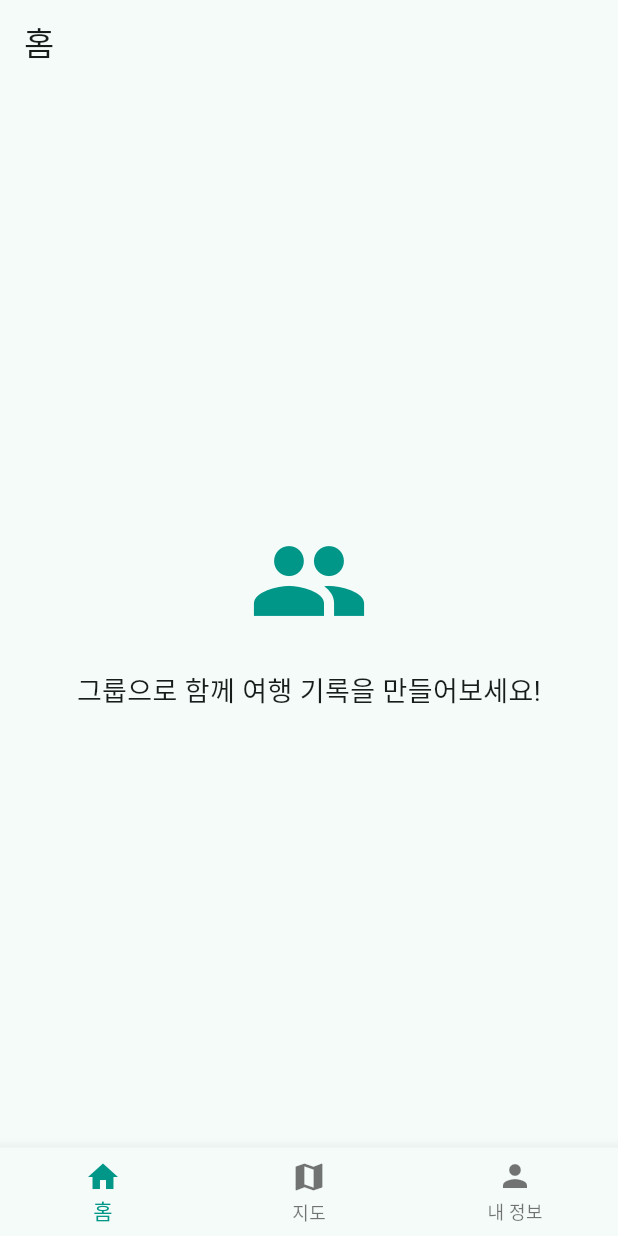
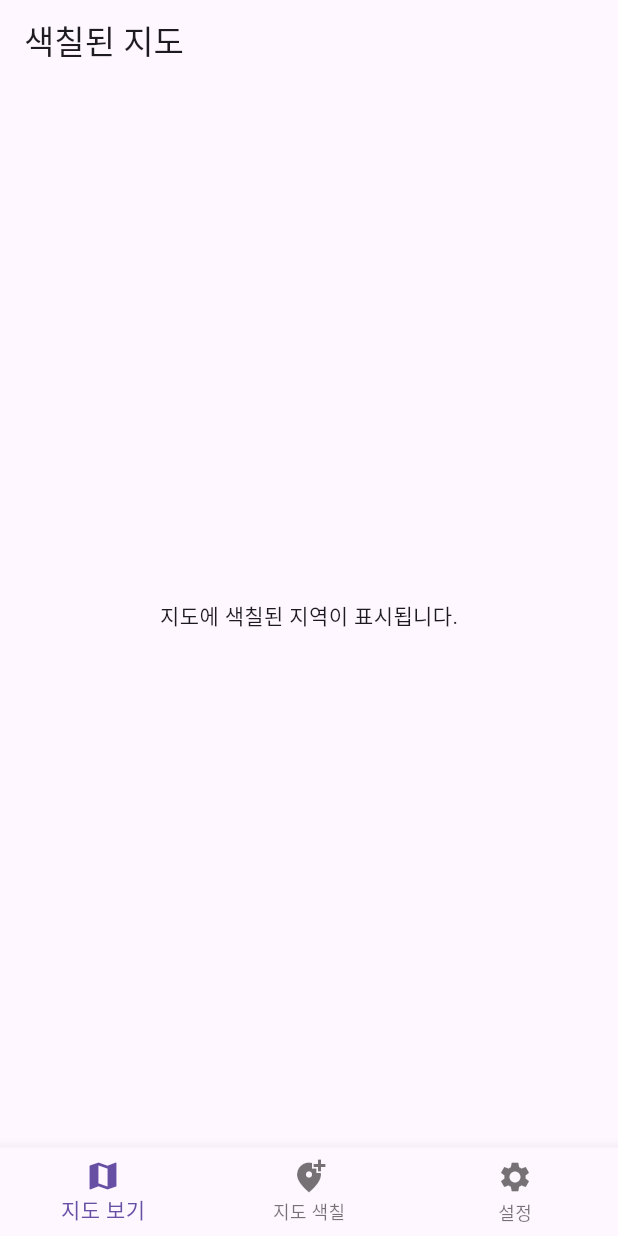
Before and after one commit to Jeonghui96/flutter_color_trip, a Flutter app: the screen it shows after launch, on a phone screen of 412 x 824 dp. Run offline on Flutter 3.47's test engine with Material 3 defaults, Android fonts, the light colour scheme and no system bars; our stand-ins replace cloud_firestore, firebase_core, firebase_storage, google_maps_flutter, image_picker; accounts and stored records are empty.

Commit message:
과제 제출

```diff
--- a/lib/main.dart
+++ b/lib/main.dart
@@ -1,53 +1,79 @@
-// main.dart
 import 'package:flutter/material.dart';
-import 'screens/home_screen.dart';
-import 'screens/map_screen.dart';
-import 'screens/profile_screen.dart';
+import 'package:firebase_core/firebase_core.dart';
+import 'firebase_options.dart';
 
-void main() {
-  runApp(const ColorTripApp());
+import 'screens/map_colored_screen.dart';
+import 'screens/upload_screen.dart';
+import 'screens/settings_screen.dart';
+
+void main() async {
+  WidgetsFlutterBinding.ensureInitialized();
+  await Firebase.initializeApp(
+    options: DefaultFirebaseOptions.currentPlatform,
+  );
+  runApp(const MyApp());
 }
 
-class ColorTripApp extends StatelessWidget {
-  const ColorTripApp({Key? key}) : super(key: key);
+class MyApp extends StatelessWidget {
+  const MyApp({super.key});
 
   @override
   Widget build(BuildContext context) {
     return MaterialApp(
       title: 'ColorTrip',
-      theme: ThemeData(useMaterial3: true, colorScheme: ColorScheme.fromSeed(seedColor: Colors.teal)),
+      theme: ThemeData(
+        primarySwatch: Colors.blue,
+      ),
       home: const MainNavigation(),
     );
   }
 }
 
 class MainNavigation extends StatefulWidget {
-  const MainNavigation({Key? key}) : super(key: key);
+  const MainNavigation({super.key});
 
   @override
   State<MainNavigation> createState() => _MainNavigationState();
 }
 
 class _MainNavigationState extends State<MainNavigation> {
-  int _currentIndex = 0;
-  final List<Widget> _pages = const [
-    HomeScreen(),
-    MapScreen(),
-    ProfileScreen(),
+  int _selectedIndex = 0;
+
+  final List<Widget> _screens = [
+    const MapColoredScreen(),
+    const UploadScreen(),
+    const SettingsScreen(),
   ];
+
+  void _onItemTapped(int index) {
+    setState(() {
+      _selectedIndex = index;
+    });
+  }
 
   @override
   Widget build(BuildContext context) {
     return Scaffold(
-      body: _pages[_currentIndex],
+      body: IndexedStack(
+        index: _selectedIndex,
+        children: _screens,
+      ),
       bottomNavigationBar: BottomNavigationBar(
-        currentIndex: _currentIndex,
-        selectedItemColor: Colors.teal,
-        onTap: (i) => setState(() => _currentIndex = i),
+        currentIndex: _selectedIndex,
+        onTap: _onItemTapped,
         items: const [
-          BottomNavigationBarItem(icon: Icon(Icons.home), label: '홈'),
-          BottomNavigationBarItem(icon: Icon(Icons.map), label: '지도'),
-          BottomNavigationBarItem(icon: Icon(Icons.person), label: '내 정보'),
+          BottomNavigationBarItem(
+            icon: Icon(Icons.map),
+            label: '지도 보기',
+          ),
+          BottomNavigationBarItem(
+            icon: Icon(Icons.add_location_alt),
+            label: '지도 색칠',
+          ),
+          BottomNavigationBarItem(
+            icon: Icon(Icons.settings),
+            label: '설정',
+          ),
         ],
       ),
     );
--- a/lib/screens/home_screen.dart
+++ /dev/null
@@ -1,28 +0,0 @@
-import 'package:flutter/material.dart';
-
-class HomeScreen extends StatelessWidget {
-  const HomeScreen({Key? key}) : super(key: key);
-
-  @override
-  Widget build(BuildContext context) {
-    return Scaffold(
-      appBar: AppBar(
-        title: const Text('홈'),
-      ),
-      body: Center(
-        child: Column(
-          mainAxisAlignment: MainAxisAlignment.center,
-          children: const [
-            Icon(Icons.group, size: 80, color: Colors.teal),
-            SizedBox(height: 20),
-            Text(
-              '그룹으로 함께 여행 기록을 만들어보세요!',
-              textAlign: TextAlign.center,
-              style: TextStyle(fontSize: 18),
-            ),
-          ],
-        ),
-      ),
-    );
-  }
-}
--- /dev/null
+++ b/lib/screens/map_colored_screen.dart
@@ -0,0 +1,15 @@
+import 'package:flutter/material.dart';
+
+class MapColoredScreen extends StatelessWidget {
+  const MapColoredScreen({Key? key}) : super(key: key);
+
+  @override
+  Widget build(BuildContext context) {
+    return Scaffold(
+      appBar: AppBar(title: const Text('색칠된 지도')),
+      body: const Center(
+        child: Text('지도에 색칠된 지역이 표시됩니다.'),
+      ),
+    );
+  }
+}
--- /dev/null
+++ b/lib/screens/settings_screen.dart
@@ -0,0 +1,15 @@
+import 'package:flutter/material.dart';
+
+class SettingsScreen extends StatelessWidget {
+  const SettingsScreen({Key? key}) : super(key: key);
+
+  @override
+  Widget build(BuildContext context) {
+    return Scaffold(
+      appBar: AppBar(title: const Text('설정')),
+      body: const Center(
+        child: Text('앱 설정을 할 수 있습니다.'),
+      ),
+    );
+  }
+}
```
Also changed, not shown: lib/screens/map_screen.dart (deleted, +0 -43 lines), lib/screens/profile_screen.dart (deleted, +0 -27 lines), lib/screens/upload_screen.dart (added, +148 -0 lines), lib/widgets/colored_map.dart (added, +61 -0 lines), pubspec.yaml (+6 -2 lines), assets/images/20250212_113037.jpg (added), firebase.json (added), lib/firebase_options.dart (added), pubspec.lock, 58 other files.
